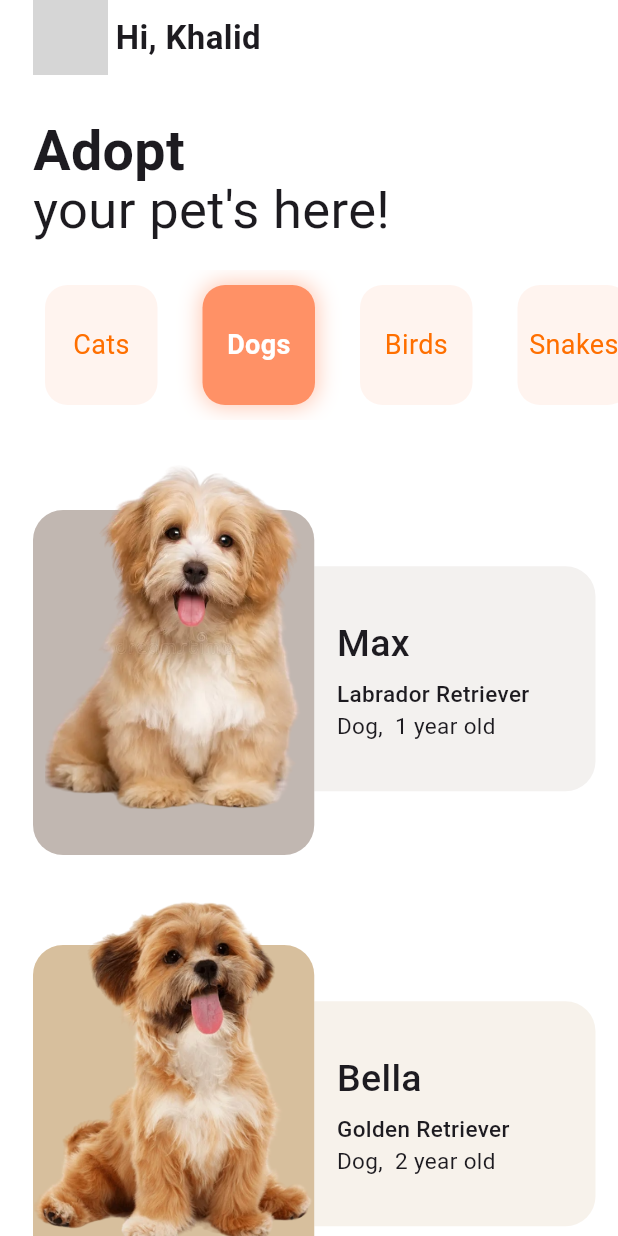
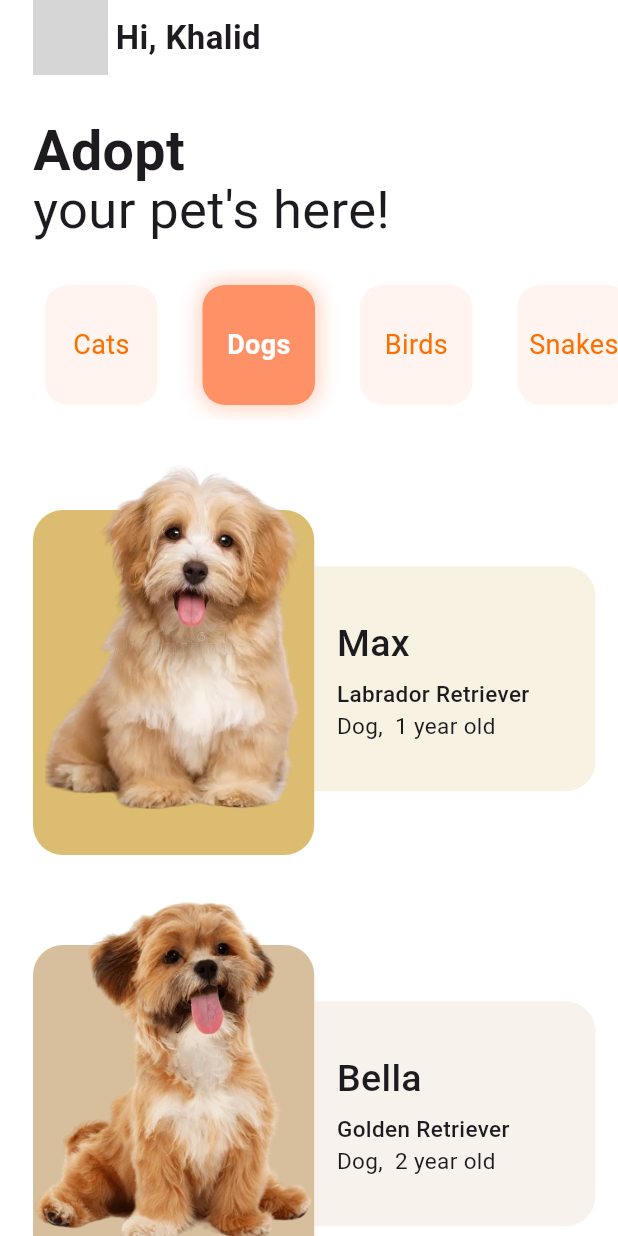
Before and after one commit to Khaled-Amin-Shawon/Pet-app-Flutter-, a Flutter app: the screen it shows after launch, after a tap on "Dogs", on a phone screen of 412 x 824 dp. Run offline on Flutter 3.47's test engine with Material 3 defaults, Android fonts, the phone set to English and light mode, and no system bars; grey boxes are pictures that could not be loaded.

Commit message:
update pet colors in pets_model and modify splash screen layout

```diff
--- a/lib/Model/pets_model.dart
+++ b/lib/Model/pets_model.dart
@@ -30,7 +30,7 @@ List<PetsModel> cats = [
     age: "1",
     origin: "US",
     sex: "Femail ",
-    color: const Color(0xffC1B7B1),
+    color: const Color.fromARGB(255, 122, 245, 175),
     description:
         "Pets bring joy, companionship, and love into our lives. Whether furry, feathered, or scaled, they offer comfort and loyalty. From playful antics to gentle purrs, they teach us patience and responsibility.",
   ),
@@ -65,7 +65,7 @@ List<PetsModel> dogs = [
     age: " 1",
     origin: "UK",
     sex: "Dog",
-    color: const Color(0xffC1B7B1),
+    color: const Color.fromARGB(255, 220, 188, 112),
     description:
         "Pets bring joy, companionship, and love into our lives. Whether furry, feathered, or scaled, they offer comfort and loyalty. From playful antics to gentle purrs, they teach us patience and responsibility.",
   ),
@@ -122,7 +122,7 @@ List<PetsModel> birds = [
     age: " 1",
     origin: "Nepal",
     sex: "bird",
-    color: const Color(0xffC1B7B1),
+    color: const Color.fromARGB(255, 129, 215, 169),
     description:
         "Pets bring joy, companionship, and love into our lives. Whether furry, feathered, or scaled, they offer comfort and loyalty. From playful antics to gentle purrs, they teach us patience and responsibility.",
   ),
@@ -168,7 +168,7 @@ List<PetsModel> snakes = [
       age: "24",
       origin: "Bangladesh",
       sex: "Mail",
-      color: const Color(0xffC1B7B1),
+      color: const Color.fromARGB(255, 110, 174, 206),
       description: "he king cobra is a species complex of snakes endemic to Asia. With an average of 3.18 to 4 m and a record length of 5.85 m, it is the world's longest venomous snake and among the heaviest. Under the genus Ophiophagus, it is not phylogenetically a true cobra despite its common name and some resemblance."),
   PetsModel(
       name: '',
@@ -178,7 +178,7 @@ List<PetsModel> snakes = [
       origin: "",
       sex: "",
       description: "",
-      color: const Color(0xffC1B7B1)),
+      color: const Color.fromARGB(255, 241, 212, 193)),
 ];
 List<PetsModel> other = [
   PetsModel(
@@ -198,7 +198,7 @@ List<PetsModel> other = [
       origin: "",
       sex: "",
       description: "",
-      color: const Color(0xffC1B7B1)),
+      color: const Color.fromARGB(255, 139, 194, 139)),
 ];
 
 List<String> categoryList = [
--- a/lib/Screen/Splash/splash_screen.dart
+++ b/lib/Screen/Splash/splash_screen.dart
@@ -28,8 +28,11 @@ class _SplashscreenState extends State<Splashscreen> {
     Size size = MediaQuery.of(context).size;
 
     return Scaffold(
+      backgroundColor: Colors.grey[200],
+
       body: Center(
         child: Column(
+          crossAxisAlignment: CrossAxisAlignment.center,
           mainAxisAlignment: MainAxisAlignment.spaceEvenly,
           children: <Widget>[
             SizedBox(height: size.height * 0.3),
```
Also changed, not shown: images/logo.png, images/null.png (added).
